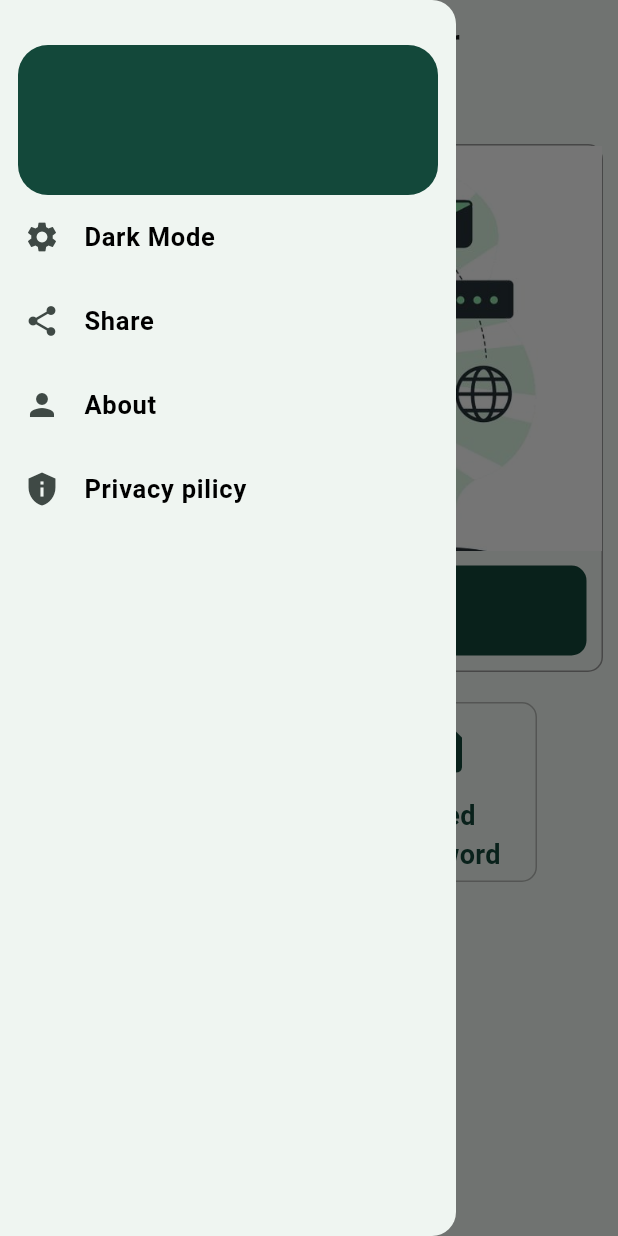
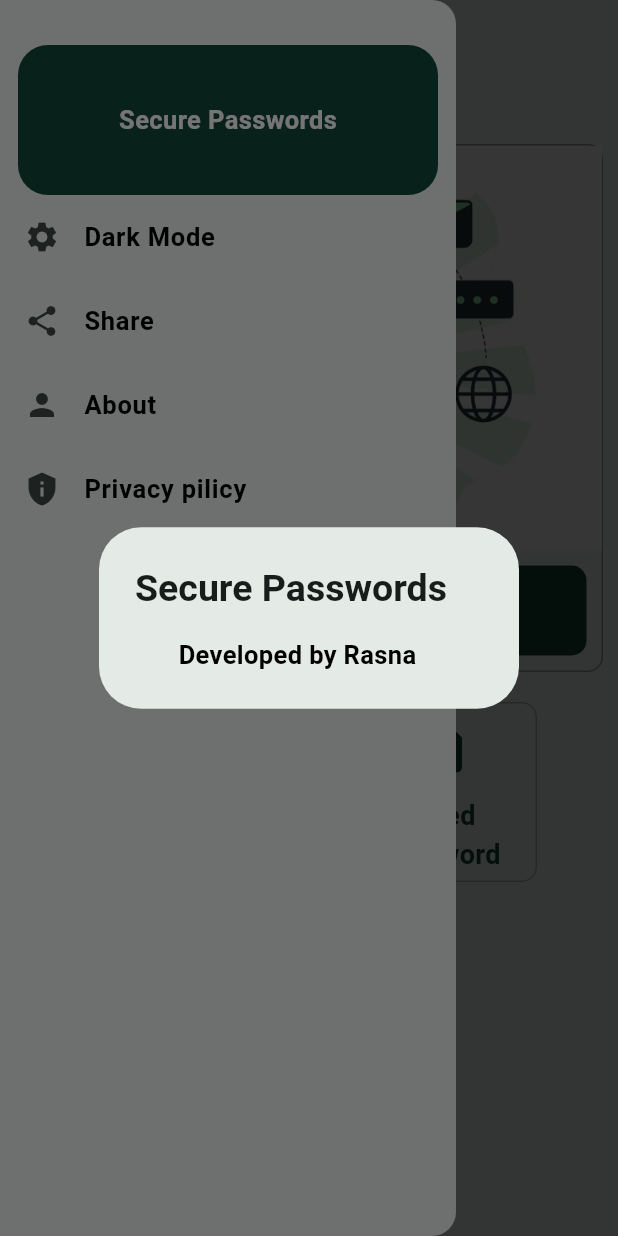
Before and after one commit to RasnaRasna/Password_generator, a Flutter app: the screen it shows after launch, in the side drawer, after a tap on "About", on a phone screen of 412 x 824 dp. Run offline on Flutter 3.47's test engine with Material 2 defaults, Android fonts, the phone set to English and light mode, and no system bars; our stand-ins replace cloud_firestore, firebase_core, flutter_slidable, syncfusion_flutter_sliders; accounts and stored records are empty.

Commit message:
Save local changes before Flutter upgrade

```diff
--- a/lib/drawer/drawer.dart
+++ b/lib/drawer/drawer.dart
@@ -1,5 +1,6 @@
 import 'package:flutter/material.dart';
 import 'package:password_generator/const/const.dart';
+import 'package:url_launcher/url_launcher.dart';
 
 class Settings extends StatelessWidget {
   const Settings({super.key});
@@ -13,6 +14,12 @@ class Settings extends StatelessWidget {
             height: 30,
           ),
           Container(
+            child: Center(
+              child: Text(
+                "Secure Passwords",
+                style: textStylee,
+              ),
+            ),
             decoration: BoxDecoration(
                 color: Color.fromARGB(255, 19, 72, 58),
                 borderRadius: BorderRadius.circular(20)),
@@ -41,7 +48,24 @@ class Settings extends StatelessWidget {
               "About",
               style: textStyleblack,
             ),
-            onTap: () {},
+            onTap: () {
+              showDialog(
+                  context: context,
+                  builder: (_) => AlertDialog(
+                        content: Padding(
+                          padding: const EdgeInsets.symmetric(horizontal: 20),
+                          child: Text(
+                            "  Developed by Rasna",
+                            style: textStyleblack,
+                          ),
+                        ),
+                        title: const Text(
+                          'Secure Passwords',
+                          style: TextStyle(
+                              fontSize: 25, fontWeight: FontWeight.bold),
+                        ),
+                      ));
+            },
           ),
           ListTile(
             leading: const Icon(Icons.privacy_tip),
@@ -49,10 +73,22 @@ class Settings extends StatelessWidget {
               "Privacy pilicy",
               style: textStyleblack,
             ),
-            onTap: () {},
+            onTap: () {
+              _launchPrivacyPolicyURL();
+            },
           )
         ],
       ),
     );
   }
+
+  _launchPrivacyPolicyURL() async {
+    const url =
+        'https://docs.google.com/document/d/1ubbnOiFpEWbhGPq84o7ooqRUEWfInXA6jNlCulKaE-8/edit';
+    if (await canLaunch(url)) {
+      await launch(url);
+    } else {
+      throw 'Could not launch $url';
+    }
+  }
 }
--- a/lib/homepage.dart
+++ b/lib/homepage.dart
@@ -29,7 +29,7 @@ class _MyHomePageState extends State<MyHomePage> {
         appBar: AppBar(
           centerTitle: true,
           title: const Text(
-            "Password Generator",
+            "Secure Passwords",
             style: TextStyle(fontWeight: FontWeight.bold),
           ),
         ),
--- a/lib/password_generating.dart
+++ b/lib/password_generating.dart
@@ -363,6 +363,8 @@ class _PasswordGeneratingState extends State<PasswordGenerating> {
       setState(() {
         lengthError = 'Password length should be at least 4';
         generatedPassword = '';
+        isFavorite =
+            false; // Reset isFavorite to false when generating a new password
       });
 
       // Show the length error message
--- a/pubspec.yaml
+++ b/pubspec.yaml
@@ -33,10 +33,12 @@ dependencies:
   firebase_core: ^2.22.0
   flutter:
     sdk: flutter
+  flutter_share: ^2.0.0
   flutter_slidable: ^3.0.1
   ftoast: ^2.0.0
   intl: ^0.18.1
   syncfusion_flutter_sliders: ^22.2.12
+  url_launcher: ^6.2.1
 
 dev_dependencies:
   flutter_lints: ^2.0.0
```
Also changed, not shown: lib/login/login.dart (added, +62 -0 lines), pubspec.lock, 5 other files.
